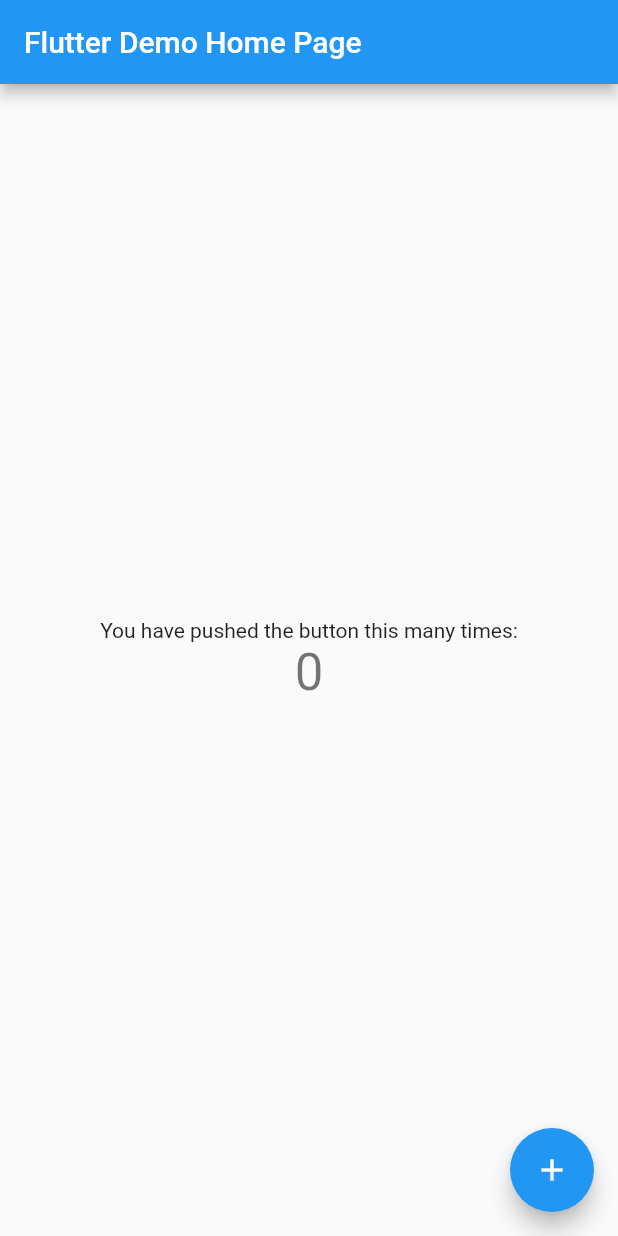
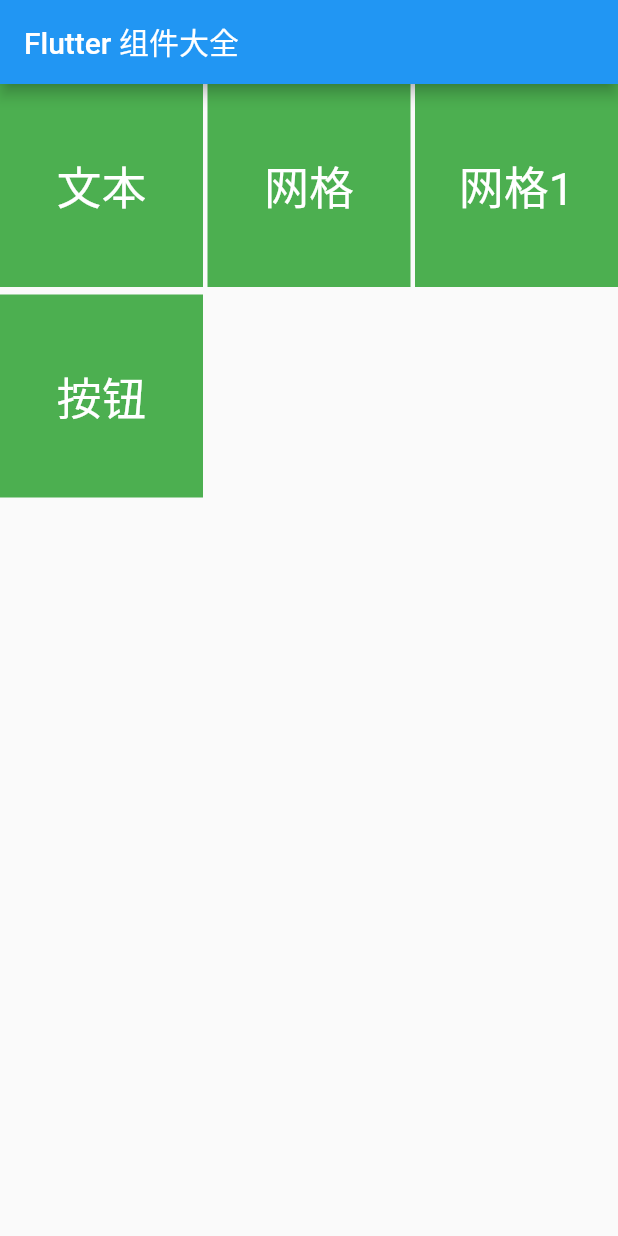
Before and after one commit to daicx/flutter_component, a Flutter app: the screen it shows after launch, on a phone screen of 412 x 824 dp. Run offline on Flutter 3.47's test engine with Material 2 defaults, Android fonts, the phone set to English and light mode, and no system bars; our stand-ins replace fluro; statements that could not run were skipped.

Commit message:
添加一些组件,持续添加中

```diff
--- a/lib/main.dart
+++ b/lib/main.dart
@@ -1,111 +1,100 @@
+//import 'package:fluro/fluro.dart';
+
+import 'package:fluro/fluro.dart';
+import 'package:flutter/cupertino.dart';
 import 'package:flutter/material.dart';
+import 'package:flutter_staggered_grid_view/flutter_staggered_grid_view.dart';
+import 'package:fluttercomponent/routers/routers.dart';
 
-void main() => runApp(MyApp());
+import 'component/my_grid_view.dart';
+
+void main() {
+  final router = Router();
+  Routes.configureRoutes(router);
+  runApp(MyApp());
+}
 
 class MyApp extends StatelessWidget {
   // This widget is the root of your application.
   @override
   Widget build(BuildContext context) {
     return MaterialApp(
-      title: 'Flutter Demo',
+      title: 'Flutter 组件大全',
       theme: ThemeData(
-        // This is the theme of your application.
-        //
-        // Try running your application with "flutter run". You'll see the
-        // application has a blue toolbar. Then, without quitting the app, try
-        // changing the primarySwatch below to Colors.green and then invoke
-        // "hot reload" (press "r" in the console where you ran "flutter run",
-        // or simply save your changes to "hot reload" in a Flutter IDE).
-        // Notice that the counter didn't reset back to zero; the application
-        // is not restarted.
         primarySwatch: Colors.blue,
       ),
-      home: MyHomePage(title: 'Flutter Demo Home Page'),
+      onGenerateRoute: Routes.router.generator,
+//      initialRoute: "/",
+      home: HomeView(),
     );
   }
 }
 
-class MyHomePage extends StatefulWidget {
-  MyHomePage({Key key, this.title}) : super(key: key);
-
-  // This widget is the home page of your application. It is stateful, meaning
-  // that it has a State object (defined below) that contains fields that affect
-  // how it looks.
-
-  // This class is the configuration for the state. It holds the values (in this
-  // case the title) provided by the parent (in this case the App widget) and
-  // used by the build method of the State. Fields in a Widget subclass are
-  // always marked "final".
-
-  final String title;
-
-  @override
-  _MyHomePageState createState() => _MyHomePageState();
-}
-
-class _MyHomePageState extends State<MyHomePage> {
-  int _counter = 0;
-
-  void _incrementCounter() {
-    setState(() {
-      // This call to setState tells the Flutter framework that something has
-      // changed in this State, which causes it to rerun the build method below
-      // so that the display can reflect the updated values. If we changed
-      // _counter without calling setState(), then the build method would not be
-      // called again, and so nothing would appear to happen.
-      _counter++;
-    });
-  }
-
+class HomeView extends StatelessWidget {
   @override
   Widget build(BuildContext context) {
-    // This method is rerun every time setState is called, for instance as done
-    // by the _incrementCounter method above.
-    //
-    // The Flutter framework has been optimized to make rerunning build methods
-    // fast, so that you can just rebuild anything that needs updating rather
-    // than having to individually change instances of widgets.
+    // TODO: implement build
     return Scaffold(
       appBar: AppBar(
-        // Here we take the value from the MyHomePage object that was created by
-        // the App.build method, and use it to set our appbar title.
-        title: Text(widget.title),
+        title: Text("Flutter 组件大全"),
       ),
-      body: Center(
-        // Center is a layout widget. It takes a single child and positions it
-        // in the middle of the parent.
-        child: Column(
-          // Column is also a layout widget. It takes a list of children and
-          // arranges them vertically. By default, it sizes itself to fit its
-          // children horizontally, and tries to be as tall as its parent.
-          //
-          // Invoke "debug painting" (press "p" in the console, choose the
-          // "Toggle Debug Paint" action from the Flutter Inspector in Android
-          // Studio, or the "Toggle Debug Paint" command in Visual Studio Code)
-          // to see the wireframe for each widget.
-          //
-          // Column has various properties to control how it sizes itself and
-          // how it positions its children. Here we use mainAxisAlignment to
-          // center the children vertically; the main axis here is the vertical
-          // axis because Columns are vertical (the cross axis would be
-          // horizontal).
-          mainAxisAlignment: MainAxisAlignment.center,
-          children: <Widget>[
-            Text(
-              'You have pushed the button this many times:',
+      body: GridView(
+        gridDelegate: SliverGridDelegateWithFixedCrossAxisCount(
+            crossAxisSpacing: 3.0, mainAxisSpacing: 5.0, crossAxisCount: 3),
+        children: <Widget>[
+          GestureDetector(
+            onTap: () => Routes.navigateTo(context, Routes.textView),
+            child: Container(
+                height: 100,
+                color: Colors.green,
+                child: Center(
+                  child: Text(
+                    "文本",
+                    style: TextStyle(fontSize: 30, color: Colors.white),
+                  ),
+                )),
+          ),
+          GestureDetector(
+            onTap: () => Routes.navigateTo(context, Routes.gridView,params: {'title':'网格布局'}),
+            child: Container(
+              height: 100,
+              color: Colors.green,
+                child: Center(
+                  child: Text(
+                    "网格",
+                    style: TextStyle(fontSize: 30, color: Colors.white),
+                  ),
+                )
             ),
-            Text(
-              '$_counter',
-              style: Theme.of(context).textTheme.display1,
+          ),
+          GestureDetector(
+            onTap: () => Routes.navigateTo(context, Routes.gridView1,params: {'title':'网格布局类型1'}),
+            child: Container(
+                height: 100,
+                color: Colors.green,
+                child: Center(
+                  child: Text(
+                    "网格1",
+                    style: TextStyle(fontSize: 30, color: Colors.white),
+                  ),
+                )
             ),
-          ],
-        ),
+          ),
+          GestureDetector(
+            onTap: () => Routes.navigateTo(context, Routes.buttonView,params: {'title':'按钮'}),
+            child: Container(
+                height: 100,
+                color: Colors.green,
+                child: Center(
+                  child: Text(
+                    "按钮",
+                    style: TextStyle(fontSize: 30, color: Colors.white),
+                  ),
+                )
+            ),
+          )
+        ],
       ),
-      floatingActionButton: FloatingActionButton(
-        onPressed: _incrementCounter,
-        tooltip: 'Increment',
-        child: Icon(Icons.add),
-      ), // This trailing comma makes auto-formatting nicer for build methods.
     );
   }
 }
--- /dev/null
+++ b/lib/routers/route_handler.dart
@@ -0,0 +1,33 @@
+import 'package:fluro/fluro.dart';
+import 'package:flutter/cupertino.dart';
+import 'package:fluttercomponent/component/my_button_view.dart';
+import 'package:fluttercomponent/component/my_grid_view.dart';
+import 'package:fluttercomponent/component/my_grid_view1.dart';
+import 'package:fluttercomponent/component/text_view.dart';
+
+var roothandle =
+    Handler(handlerFunc: (BuildContext context, Map<String, dynamic> params) {
+  return MyGridView(
+    title: "dddddd",
+  );
+});
+
+var textHandle =
+    Handler(handlerFunc: (BuildContext context, Map<String, dynamic> params) {
+  return TextView();
+});
+var gridHandle =
+    Handler(handlerFunc: (BuildContext context, Map<String, dynamic> params) {
+  String title = params['title']?.first;
+  return MyGridView(title: title);
+});
+var grid1Handle =
+    Handler(handlerFunc: (BuildContext context, Map<String, dynamic> params) {
+  String title = params['title']?.first;
+  return InfiniteGridView(title: title);
+});
+var buttonHandle =
+    Handler(handlerFunc: (BuildContext context, Map<String, dynamic> params) {
+  String title = params['title']?.first;
+  return MyButtonView(title: title);
+});
--- /dev/null
+++ b/lib/routers/routers.dart
@@ -0,0 +1,51 @@
+import 'package:fluro/fluro.dart';
+import 'package:flutter/cupertino.dart';
+import 'package:fluttercomponent/routers/route_handler.dart';
+
+class Routes {
+  // 路由管理
+  static Router router;
+  static String root = "/";
+  static String textView = "/text_view";
+  static String gridView = "/grid_view";
+  static String gridView1 = "/grid_view1";
+  static String buttonView = "/button_view";
+
+  static void configureRoutes(Router router) {
+    // 未发现对应route
+    router.notFoundHandler = Handler(
+        handlerFunc: (BuildContext context, Map<String, dynamic> params) {
+      print('route not found!');
+      return;
+    });
+    router.define(root, handler: roothandle);
+    router.define(textView, handler: textHandle);
+    router.define(gridView, handler: gridHandle);
+    router.define(gridView1, handler: grid1Handle);
+    router.define(buttonView, handler: buttonHandle);
+    Routes.router = router;
+  }
+
+  // 对参数进行encode，解决参数中有特殊字符，影响fluro路由匹配
+  static Future navigateTo(BuildContext context, String path,
+      {Map<String, dynamic> params,
+      TransitionType transition = TransitionType.native}) {
+    String query = "";
+    if (params != null) {
+      int index = 0;
+      for (var key in params.keys) {
+        var value = Uri.encodeComponent(params[key]);
+        if (index == 0) {
+          query = "?";
+        } else {
+          query = query + "\&";
+        }
+        query += "$key=$value";
+        index++;
+      }
+    }
+    print('我是navigateTo传递的参数：$query');
+    path = path + query;
+    return router.navigateTo(context, path, transition: transition);
+  }
+}
--- a/pubspec.yaml
+++ b/pubspec.yaml
@@ -23,6 +23,8 @@ dependencies:
   # The following adds the Cupertino Icons font to your application.
   # Use with the CupertinoIcons class for iOS style icons.
   cupertino_icons: ^0.1.2
+  flutter_staggered_grid_view: ^0.3.0
+  fluro: ^1.6.1
 
 dev_dependencies:
   flutter_test:
```
Also changed, not shown: lib/component/my_button_view.dart (added, +89 -0 lines), lib/component/my_grid_view.dart (added, +59 -0 lines), lib/component/my_grid_view1.dart (added, +59 -0 lines), lib/component/text_view.dart (added, +82 -0 lines), pubspec.lock.
